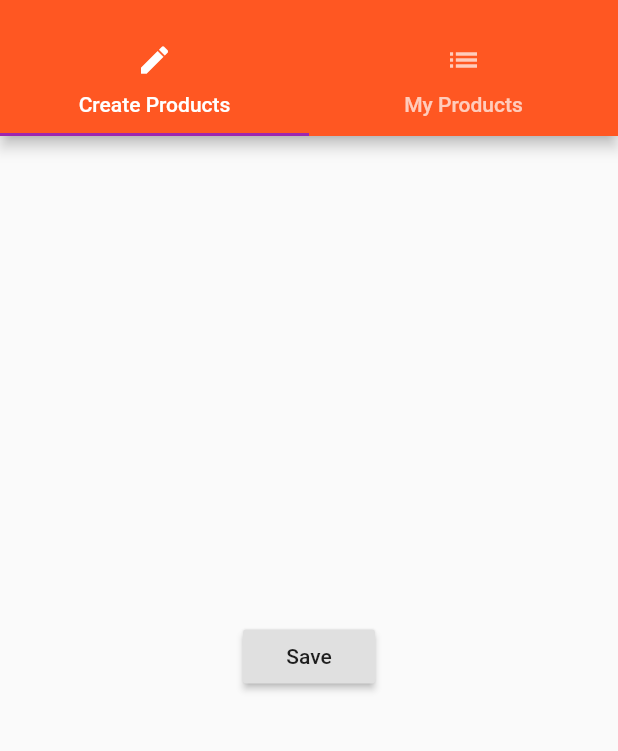
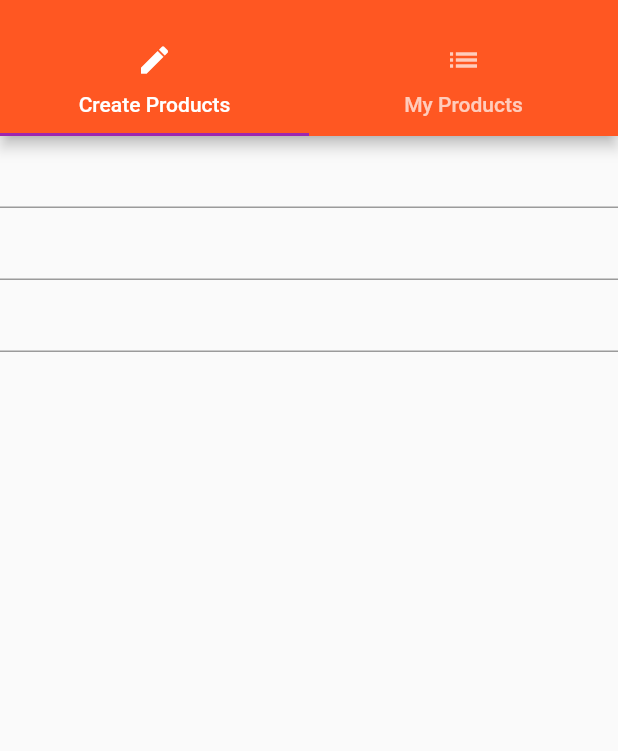
Before and after one commit to kamrancr7/FlutterPractice, a Flutter app: the ProductAdmin screen opened by its route, on a phone screen of 412 x 824 dp, the part 59-810 px from its top. Run offline on Flutter 3.47's test engine with Material 2 defaults, Android fonts, the phone set to English and light mode, and no system bars.

Commit message:
Some more practice

```diff
--- a/lib/pages/create_products.dart
+++ b/lib/pages/create_products.dart
@@ -1,20 +1,44 @@
 import 'package:flutter/material.dart';
 
-class CreateProductsPage extends StatelessWidget {
+class CreateProductsPage extends StatefulWidget {
+  @override
+  State<StatefulWidget> createState() {
+    return _CreateProductsPageState();
+  }
+}
+
+class _CreateProductsPageState extends State<CreateProductsPage> {
+  String titleValue;
+  String descriptionValue;
+  double priceValue;
+
   @override
   Widget build(BuildContext context) {
-    return Center(
-      child: RaisedButton(
-          child: Text("Save"),
-          onPressed: () {
-            showModalBottomSheet(
-                context: context,
-                builder: (BuildContext context) {
-                  return Center(
-                    child: Text("This is a modal"),
-                  );
-                });
-          }),
+    return Column(
+      children: <Widget>[
+        TextField(
+          onChanged: (String value) {
+            setState(() {
+              titleValue = value;
+            });
+          },
+        ),
+        TextField(
+          onChanged: (String value) {
+            setState(() {
+              descriptionValue = value;
+            });
+          },
+        ),
+        TextField(
+          onChanged: (String value) {
+            setState(() {
+              priceValue = double.parse(value);
+            });
+          },
+          keyboardType: TextInputType.numberWithOptions(decimal: false),
+        )
+      ],
     );
   }
 }
```
